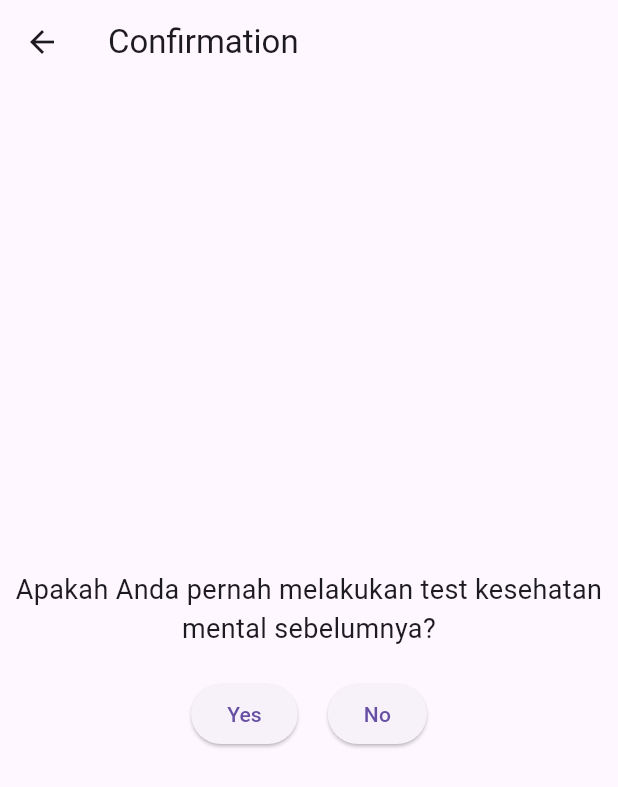
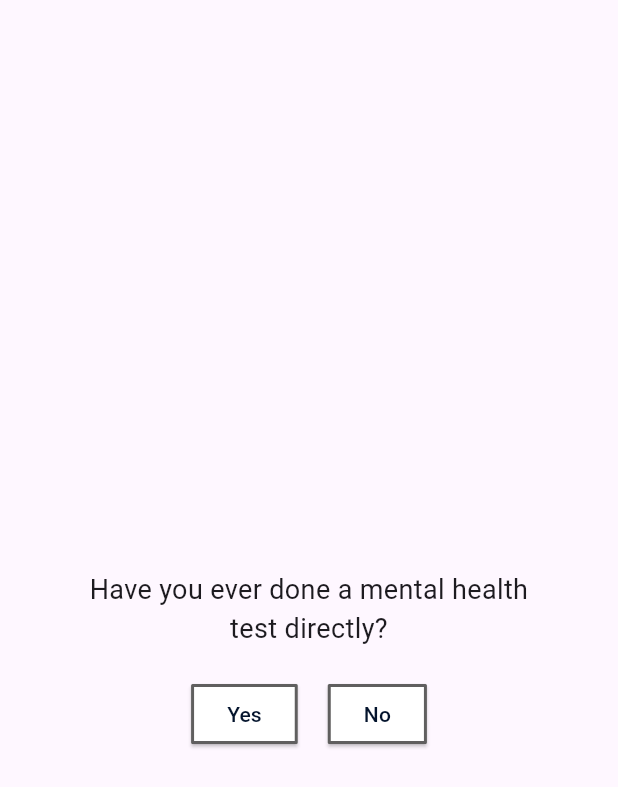
Before and after one commit to muamarzidan/MindWell, a Flutter app: the MainTestMentalHealth screen opened by its route, after a tap on "Start The Test", on a phone screen of 412 x 824 dp. Shown: the top 787 px of the screen. Run offline on Flutter 3.47's test engine with Material 3 defaults, Android fonts, the phone set to English and light mode, and no system bars; our stand-ins replace firebase_auth, firebase_core, font_awesome_flutter, google_sign_in, smooth_page_indicator; accounts and stored records are empty.

Commit message:
feat: adjust konfrimation test

```diff
--- a/lib/main.dart
+++ b/lib/main.dart
@@ -1,6 +1,7 @@
 import 'package:flutter/material.dart';
 import 'package:firebase_core/firebase_core.dart';
 import 'package:mindwell/presentation/stepPage/step_page.dart';
+import 'package:mindwell/presentation/testMental/confirmation_test_mentalHealt.dart';
 import 'package:mindwell/presentation/testMental/result_test_mentalHealth.dart';
 import 'package:mindwell/presentation/testMental/test_mentalHealth.dart';
 import 'firebase_options.dart';
@@ -33,8 +34,8 @@ class MindWellApp extends StatelessWidget {
         "/login": (context) => const LoginScreen(),
         "/register": (context) => const RegisterScreen(),
         "/home": (context) => const HomeScreen(),
-        "/main-testMentalHealth": (context) => const MainTestMentalHealth(),
-        "/confirmation-testMentalHealth": (context) => const ConfirmationTestMentalHealth(),
+        "/main-test": (context) => const MainTestMentalHealth(),
+        "/confirmation-test": (context) => const ConfirmationTestMentalHealth(),
         "/test-mental-health": (context) => const MentalHealthTestPage(),
         "/result-test-mental-health": (context) => const ResultTestMentalHealth(),
       },
--- a/lib/presentation/home/home.dart
+++ b/lib/presentation/home/home.dart
@@ -194,7 +194,7 @@ class HomePage extends StatelessWidget {
                         onPressed: () {
                           Navigator.pushNamed(
                             context,
-                            '/main-testMentalHealth',
+                            '/main-test',
                           );
                         },
                         style: ElevatedButton.styleFrom(
--- a/lib/presentation/testMental/confirmation_test_mentalHealt.dart
+++ b/lib/presentation/testMental/confirmation_test_mentalHealt.dart
@@ -1,4 +1,5 @@
 import 'package:flutter/material.dart';
+import 'package:mindwell/theme/color.dart';
 
 class ConfirmationTestMentalHealth extends StatelessWidget {
   const ConfirmationTestMentalHealth({Key? key}) : super(key: key);
@@ -7,14 +8,16 @@ class ConfirmationTestMentalHealth extends StatelessWidget {
   Widget build(BuildContext context) {
     return Scaffold(
       appBar: AppBar(
-        title: const Text('Confirmation'),
+        automaticallyImplyLeading: false,
       ),
-      body: Center(
+      body: Container(
+        padding: const EdgeInsets.symmetric(horizontal: 50),
+        child: Center(
           child: Column(
             mainAxisAlignment: MainAxisAlignment.center,
             children: [
               const Text(
-              'Have you ever taken a mental health test before?',
+                'Have you ever done a mental health test directly?',
                 textAlign: TextAlign.center,
                 style: TextStyle(fontSize: 18),
               ),
@@ -24,22 +27,45 @@ class ConfirmationTestMentalHealth extends StatelessWidget {
                 children: [
                   ElevatedButton(
                     onPressed: () {
-                    Navigator.pushReplacementNamed(context, '/konsultasi');
+                      Navigator.pushReplacementNamed(context, '/test-mental-health');
                     },
-                  child: const Text('Yes'),
+                    style: ElevatedButton.styleFrom(
+                      backgroundColor: Colors.white,
+                      side: const BorderSide(width: 2, color: AppColors.secondaryFontColor),
+                      shape: RoundedRectangleBorder(
+                        borderRadius: BorderRadius.circular(1.0),
+                      ),
+                    ),
+                    child: const Text('Yes',
+                      style: TextStyle(
+                        color: AppColors.primaryFontColor,
+                      ),
+                    ),
                   ),
                   const SizedBox(width: 20),
                   ElevatedButton(
                     onPressed: () {
-                    Navigator.pushReplacementNamed(context, '/test_mentalHealth');
+                      Navigator.pushReplacementNamed(context, '/test-mental-health');
                     },
-                  child: const Text('No'),
+                    style: ElevatedButton.styleFrom(
+                      backgroundColor: Colors.white,
+                      side: const BorderSide(width: 2, color: AppColors.secondaryFontColor),
+                      shape: RoundedRectangleBorder(
+                        borderRadius: BorderRadius.circular(1.0),
+                      ),
+                    ),
+                    child: const Text('No',
+                      style: TextStyle(
+                        color: AppColors.primaryFontColor,
+                      ),
+                    ),
                   ),
                 ],
               ),
             ],
           ),
         ),
+      ),
     );
   }
 }
--- a/lib/presentation/testMental/main_test_mentalHeath.dart
+++ b/lib/presentation/testMental/main_test_mentalHeath.dart
@@ -1,3 +1,5 @@
+// ignore_for_file: file_names
+
 import 'package:flutter/material.dart';
 import 'package:mindwell/theme/color.dart';
 
@@ -37,10 +39,10 @@ class MainTestMentalHealth extends StatelessWidget {
               textAlign: TextAlign.center,
               style: TextStyle(fontSize: 14, fontWeight: FontWeight.normal, color: AppColors.secondaryFontColor),
             ),
-            const SizedBox(height: 50),
+            const SizedBox(height: 100),
             ElevatedButton(
               onPressed: () {
-                Navigator.pushReplacementNamed(context, '/confirmation-testMentalHealth');
+                Navigator.pushReplacementNamed(context, '/confirmation-test');
               },
               style: ElevatedButton.styleFrom(
                 padding: const EdgeInsets.all(16.0),
@@ -69,46 +71,46 @@ class MainTestMentalHealth extends StatelessWidget {
 
 
 
-class ConfirmationTestMentalHealth extends StatelessWidget {
-  const ConfirmationTestMentalHealth({Key? key}) : super(key: key);
+// class ConfirmationTestMentalHealth extends StatelessWidget {
+//   const ConfirmationTestMentalHealth({Key? key}) : super(key: key);
 
-  @override
-  Widget build(BuildContext context) {
-    return Scaffold(
-      appBar: AppBar(
-        title: const Text('Confirmation'),
-      ),
-      body: Center(
-        child: Column(
-          mainAxisAlignment: MainAxisAlignment.center,
-          children: [
-            const Text(
-              'Apakah Anda pernah melakukan test kesehatan mental sebelumnya?',
-              textAlign: TextAlign.center,
-              style: TextStyle(fontSize: 18),
-            ),
-            const SizedBox(height: 20),
-            Row(
-              mainAxisAlignment: MainAxisAlignment.center,
-              children: [
-                ElevatedButton(
-                  onPressed: () {
-                    Navigator.pushReplacementNamed(context, '/konsultasi');
-                  },
-                  child: const Text('Yes'),
-                ),
-                const SizedBox(width: 20),
-                ElevatedButton(
-                  onPressed: () {
-                    Navigator.pushReplacementNamed(context, '/test-mental-health');
-                  },
-                  child: const Text('No'),
-                ),
-              ],
-            ),
-          ],
-        ),
-      ),
-    );
-  }
-}
+//   @override
+//   Widget build(BuildContext context) {
+//     return Scaffold(
+//       appBar: AppBar(
+//         automaticallyImplyLeading: false,
+//       ),
+//       body: Center(
+//         child: Column(
+//           mainAxisAlignment: MainAxisAlignment.center,
+//           children: [
+//             const Text(
+//               'Have you ever done a mental health test directly?',
+//               textAlign: TextAlign.center,
+//               style: TextStyle(fontSize: 18),
+//             ),
+//             const SizedBox(height: 20),
+//             Row(
+//               mainAxisAlignment: MainAxisAlignment.center,
+//               children: [
+//                 ElevatedButton(
+//                   onPressed: () {
+//                     Navigator.pushReplacementNamed(context, '/konsultasi');
+//                   },
+//                   child: const Text('Yes'),
+//                 ),
+//                 const SizedBox(width: 20),
+//                 ElevatedButton(
+//                   onPressed: () {
+//                     Navigator.pushReplacementNamed(context, '/test-mental-health');
+//                   },
+//                   child: const Text('No'),
+//                 ),
+//               ],
+//             ),
+//           ],
+//         ),
+//       ),
+//     );
+//   }
+// }
```
Lines whose indentation alone changed are shown as unchanged.
